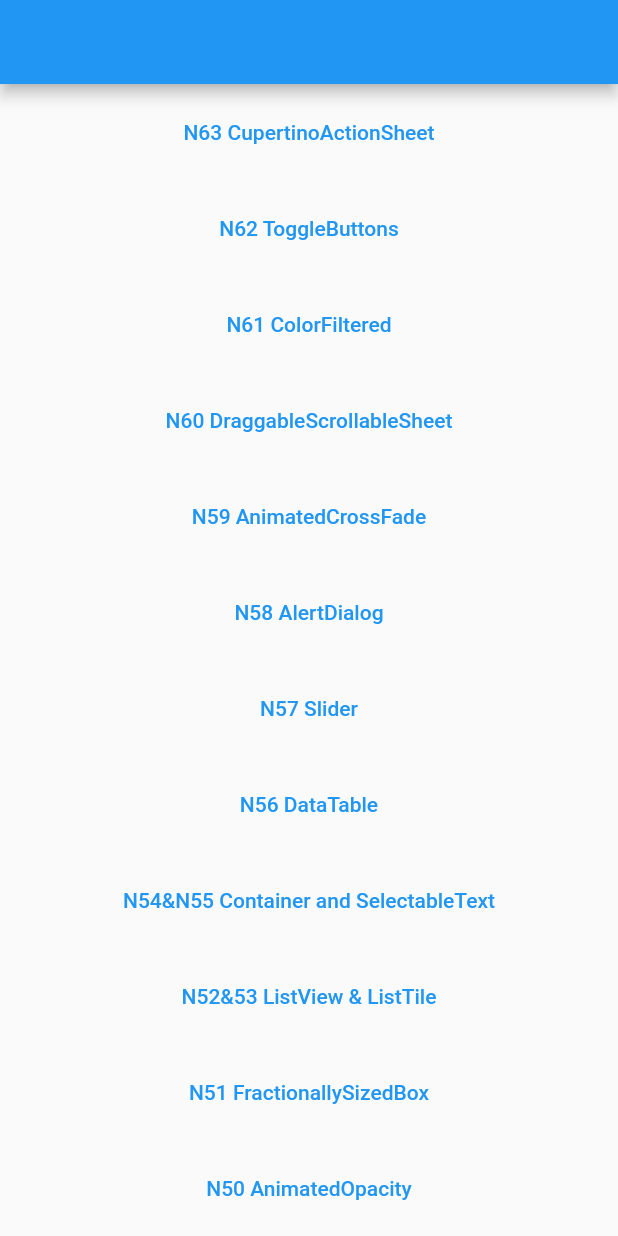
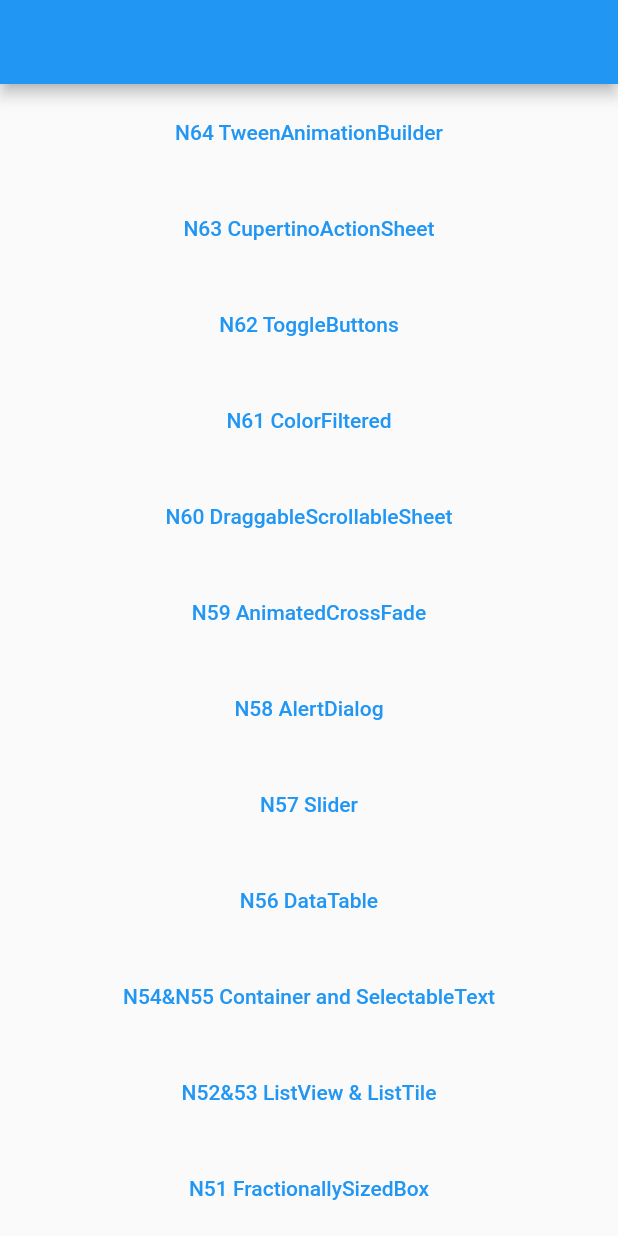
Before and after one commit to ychsue/my_flutter_test, a Flutter app: the screen it shows after launch, on a phone screen of 412 x 824 dp. Run offline on Flutter 3.47's test engine with Material 2 defaults, Android fonts, the light colour scheme and no system bars; our stand-ins replace bloc, flutter_bloc, get, transparent_image; missing offline and left inert: resizable_widget; Roboto replaces fonts that are missing (Georgia).

Commit message:
`TweenAnimationBuilder` 可以免去使用 controller

```diff
--- a/lib/src/route/app_pages.dart
+++ b/lib/src/route/app_pages.dart
@@ -52,6 +52,7 @@ import 'package:test2/src/route/main_screens/welcome_screen.dart';
 import 'main_screens/get_home_screen.dart';
 import 'main_screens/n60_draggable_scrollable_sheet.dart';
 import 'main_screens/n62_toggle_buttons.dart';
+import 'main_screens/n64_tween_animation_builder.dart';
 
 enum Routes {
   home,
@@ -106,10 +107,15 @@ enum Routes {
   n61_color_filtered,
   n62_toggle_buttons,
   n63_cupertino_action_sheet,
+  n64_tween_animation_builder,
 }
 
 abstract class AppPages {
   static final pages = [
+    GetPage(
+      name: Routes.n64_tween_animation_builder.toLocation,
+      page: () => N64TweenAnimationBuilderScreen(),
+    ),
     GetPage(
       name: Routes.n63_cupertino_action_sheet.toLocation,
       page: () => N63CupertinoActionSheetScreen(),
--- a/lib/src/route/main_screens/get_home_screen.dart
+++ b/lib/src/route/main_screens/get_home_screen.dart
@@ -14,6 +14,14 @@ class GetHomeScreen extends StatelessWidget {
           child: Container(
         child: ListView(
           children: [
+            Container(
+              margin: EdgeInsets.all(8.0),
+              child: TextButton(
+                  onPressed: () =>
+                      Get.toNamed(
+                      Routes.n64_tween_animation_builder.toLocation),
+                  child: Text("N64 TweenAnimationBuilder")),
+            ),
             Container(
               margin: EdgeInsets.all(8.0),
               child: TextButton(
```
Also changed, not shown: lib/src/route/main_screens/n64_tween_animation_builder.dart (added, +37 -0 lines), 1 other file.
